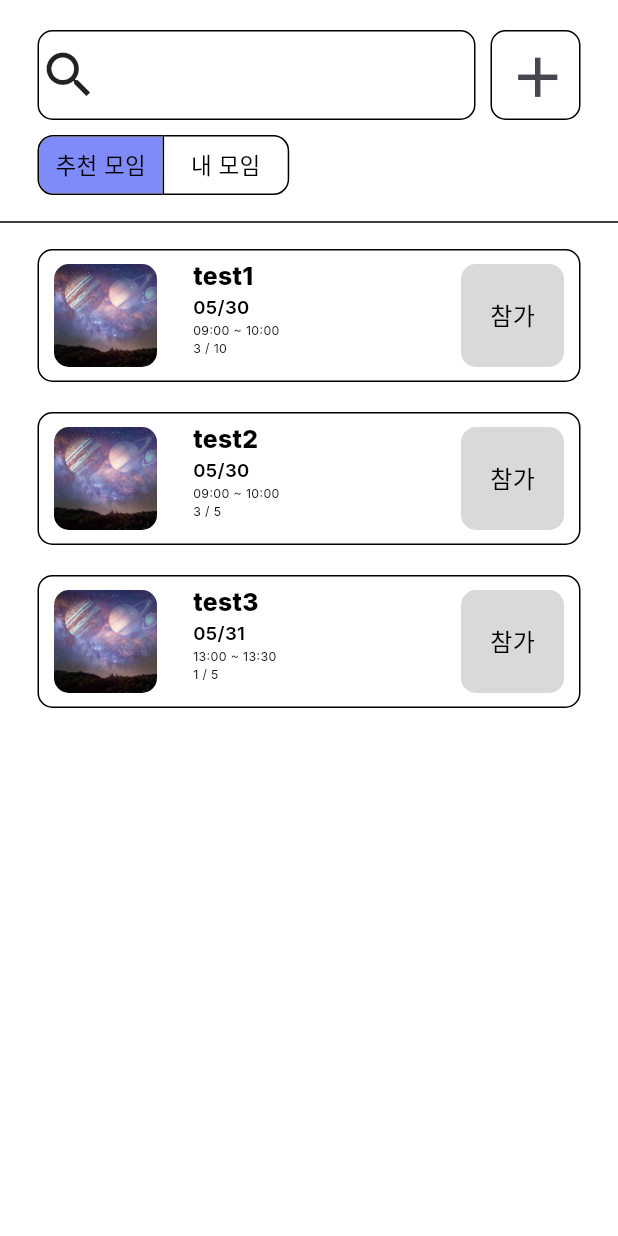
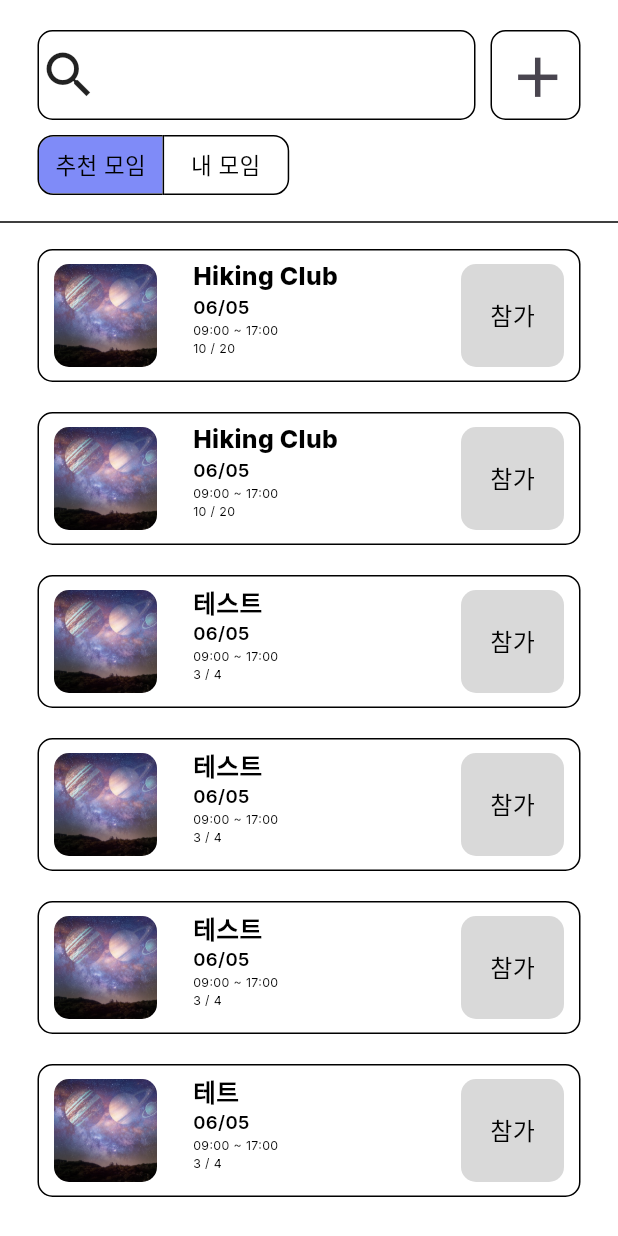
Before and after one commit to CSID-DGU/2024-01-CSC4004-03-TrueEducation, a Flutter app: the Post screen opened directly, on a phone screen of 412 x 824 dp. Run offline on Flutter 3.47's test engine with Material 3 defaults, Android fonts, the phone set to English and light mode, and no system bars; our stand-ins replace flutter_svg, fluttertoast, google_fonts.

```diff
--- a/project_Wouldyougonggang/lib/api/postapi.dart
+++ b/project_Wouldyougonggang/lib/api/postapi.dart
@@ -1,67 +1,182 @@
 import 'dart:convert';
 
+import 'package:flutter/cupertino.dart';
 import 'package:flutter_app/model/postmodel.dart';
 import 'package:http/http.dart' as http;
 
 String data = '''
-  {
-    "post":[{
-      "id": 0,
-      "img":"",
-      "name":"test1",
-      "max":10,
-      "current":3,
-      "start":"2024-05-30 09:00:00",
-      "end":"2024-05-30 10:00:00"
-    },{
-      "id": 1,
-      "img":"",
-      "name":"test2",
-      "gender":2,
-      "age":40,
-      "max":5,
-      "current":3,
-      "start":"2024-05-30 09:00:00",
-      "end":"2024-05-30 10:00:00"
-    },{
-      "id": 2,
-      "img":"",
-      "name":"test3",
-      "gender":1,
-      "age":30,
-      "max":5,
-      "current":1,
-      "start":"2024-05-31 13:00:00",
-      "end":"2024-05-31 13:30:00"
-    }]
-  }
+  [
+    {
+      "group_id": 1,
+      "group_img": null,
+      "group_name": "Hiking Club",
+      "min_age": 18,
+      "max_age": 45,
+      "group_gender": 1,
+      "min_num": 5,
+      "max_num": 20,
+      "current_num": 10,
+      "start_time": "2024-06-05T09:00:00",
+      "end_time": "2024-06-05T17:00:00",
+      "description": "A group for hiking enthusiasts.",
+      "flag": false
+    },
+    {
+      "group_id": 2,
+      "group_img": null,
+      "group_name": "Hiking Club",
+      "min_age": 18,
+      "max_age": 45,
+      "group_gender": 1,
+      "min_num": 5,
+      "max_num": 20,
+      "current_num": 10,
+      "start_time": "2024-06-05T09:00:00",
+      "end_time": "2024-06-05T17:00:00",
+      "description": "A group for hiking enthusiasts.",
+      "flag": false
+    },
+    {
+      "group_id": 3,
+      "group_img": null,
+      "group_name": "테스트",
+      "min_age": 0,
+      "max_age": 30,
+      "group_gender": 3,
+      "min_num": 2,
+      "max_num": 4,
+      "current_num": 3,
+      "start_time": "2024-06-05T09:00:00",
+      "end_time": "2024-06-05T17:00:00",
+      "description": "안녕하세요",
+      "flag": false
+    },
+    {
+      "group_id": 4,
+      "leader": 1,
+      "group_img": null,
+      "group_name": "테스트",
+      "min_age": 0,
+      "max_age": 30,
+      "group_gender": 3,
+      "min_num": 2,
+      "max_num": 4,
+      "current_num": 3,
+      "start_time": "2024-06-05T09:00:00",
+      "end_time": "2024-06-05T17:00:00",
+      "description": "안녕하세요",
+      "flag": false
+    },
+    {
+      "group_id": 5,
+      "leader": 1,
+      "group_img": null,
+      "group_name": "테스트",
+      "min_age": 0,
+      "max_age": 30,
+      "group_gender": 3,
+      "min_num": 2,
+      "max_num": 4,
+      "current_num": 3,
+      "start_time": "2024-06-05T09:00:00",
+      "end_time": "2024-06-05T17:00:00",
+      "description": "안녕하세요",
+      "flag": false
+    },
+    {
+      "group_id": 6,
+      "leader": 1,
+      "group_img": null,
+      "group_name": "테트",
+      "min_age": 0,
+      "max_age": 30,
+      "group_gender": 3,
+      "min_num": 2,
+      "max_num": 4,
+      "current_num": 3,
+      "start_time": "2024-06-05T09:00:00",
+      "end_time": "2024-06-05T17:00:00",
+      "description": "안녕하세요",
+      "flag": false
+    }
+  ]
   ''';
 
 String my = '''
-  {
-    "post":[{
-      "id": 3,
-      "img":"",
-      "name":"test11",
-      "start":"2024-05-30 09:00:00",
-      "end":"2024-05-30 10:00:00",
-      "state":0
-    },{
-      "id": 4,
-      "img":"",
-      "name":"test22",
-      "start":"2024-05-30 09:00:00",
-      "end":"2024-05-30 10:00:00",
-      "state":1
-    },{
-      "id": 5,
-      "img":"",
-      "name":"test33",
-      "start":"2024-05-31 13:00:00",
-      "end":"2024-05-31 13:30:00",
-      "state":2
-    }]
-  }
+{
+	"my_group": [
+		{
+			"group_id": 12,
+			"member": [],
+			"group_img": null,
+			"group_name": "예외 테스트1",
+			"min_age": 0,
+			"max_age": 30,
+			"group_gender": 3,
+			"min_num": 2,
+			"max_num": 4,
+			"current_num": 3,
+			"start_time": "2024-06-05T09:00:00",
+			"end_time": "2024-06-05T17:00:00",
+			"description": "안녕하세요",
+			"current_state": 1,
+			"flag": false,
+			"leader": 1
+		},
+		{
+			"group_id": 13,
+			"member": [
+				{
+					"id": 1,
+					"user": 16,
+					"state": 2,
+					"group": 13
+				}
+			],
+			"group_img": null,
+			"group_name": "예외 테스트2",
+			"min_age": 0,
+			"max_age": 30,
+			"group_gender": 3,
+			"min_num": 2,
+			"max_num": 4,
+			"current_num": 3,
+			"start_time": "2024-06-05T09:00:00",
+			"end_time": "2024-06-05T17:00:00",
+			"description": "안녕하세요",
+			"current_state": 1,
+			"flag": false,
+			"leader": 1
+		},
+		{
+			"group_id": 14,
+			"member": [
+				{
+					"id": 2,
+					"user": 16,
+					"state": 1,
+					"group": 14
+				}
+			],
+			"group_img": null,
+			"group_name": "예외 테스트3",
+			"min_age": 0,
+			"max_age": 30,
+			"group_gender": 3,
+			"min_num": 2,
+			"max_num": 4,
+			"current_num": 3,
+			"start_time": "2024-06-05T09:00:00",
+			"end_time": "2024-06-05T17:00:00",
+			"description": "안녕하세요",
+			"current_state": 1,
+			"flag": false,
+			"leader": 1
+		}
+	],
+	"join": [],
+	"wait": []
+}
   ''';
 
 Future<PostList> fetchPost() async {
@@ -73,7 +188,8 @@ Future<PostList> fetchPost() async {
   //   return PostList.fromJson(jsondata);
   // }
 
-    Map jsondata = jsonDecode(data);
+    List jsondata = jsonDecode(data);
+
     return PostList.parse(jsondata);
 
   // throw Exception(response.statusCode);
--- a/project_Wouldyougonggang/lib/model/postmodel.dart
+++ b/project_Wouldyougonggang/lib/model/postmodel.dart
@@ -8,13 +8,13 @@ class PostList {
     required this.posts
   });
 
-  factory PostList.parse(Map json) {
-    List list = json['post'];
+  factory PostList.parse(List json) {
+    List list = json;
 
     List<PostItem> result = [];
-    list.forEach((element) {
+    for (var element in list) {
       result.add(PostItem.parse(element));
-    });
+    }
 
     return PostList(
         posts: result
@@ -25,30 +25,51 @@ class PostList {
 }
 
 class PostItem {
-  final int id;
-  final String name;
-  final int max;
-  final int current;
-  final String start;
-  final String end;
+  final int groupId;
+  final String? groupImg;
+  final String groupName;
+  final int minAge;
+  final int maxAge;
+  final int groupGender;
+  final int minNum;
+  final int maxNum;
+  final int currentNum;
+  final String startTime;
+  final String endTime;
+  final String description;
+  final bool flag;
 
   PostItem({
-    required this.id,
-    required this.name,
-    required this.max,
-    required this.current,
-    required this.start,
-    required this.end,
+    required this.groupId,
+    this.groupImg,
+    required this.groupName,
+    required this.minAge,
+    required this.maxAge,
+    required this.groupGender,
+    required this.minNum,
+    required this.maxNum,
+    required this.currentNum,
+    required this.startTime,
+    required this.endTime,
+    required this.description,
+    required this.flag,
   });
 
   factory PostItem.parse(Map json) {
     return PostItem(
-      id: json['id'],
-      name: json['name'],
-      max: json['max'],
-      current: json['current'],
-      start: json['start'],
-      end: json['end'],
+      groupId: json['group_id'],
+      groupImg: json['group_img'],
+      groupName: json['group_name'],
+      minAge: json['min_age'],
+      maxAge: json['max_age'],
+      groupGender: json['group_gender'],
+      minNum: json['min_num'],
+      maxNum: json['max_num'],
+      currentNum: json['current_num'],
+      startTime: json['start_time'],
+      endTime: json['end_time'],
+      description: json['description'],
+      flag: json['flag'],
     );
   }
 }
--- a/project_Wouldyougonggang/lib/pages/post.dart
+++ b/project_Wouldyougonggang/lib/pages/post.dart
@@ -2,6 +2,7 @@ import 'dart:math';
 
 import 'package:flutter/cupertino.dart';
 import 'package:flutter/material.dart';
+import 'package:flutter/painting.dart';
 import 'package:flutter/widgets.dart';
 import 'package:flutter_app/model/postmodel.dart';
 import 'package:flutter_app/pages/detailedPost.dart';
@@ -185,13 +186,12 @@ class _PostState extends State<Post> {
     );
   }
 
-  Widget listviewItem(post) {
-    final String name = post.name.toString();
-    final List<String> start = post.start.toString().split(RegExp(r'[ \-\:]'));
-    final List<String> end = post.end.toString().split(RegExp(r'[ \-\:]'));
-    final int current = post.current.toInt();
-    final int max = post.max.toInt();
-    //final int state = post.state.toInt();
+  Widget listviewItem(PostItem post) {
+    final String name = post.groupName.toString();
+    final List<String> start = post.startTime.toString().split(RegExp(r'[ \-\:T]'));
+    final List<String> end = post.endTime.toString().split(RegExp(r'[ \-\:T]'));
+    final int current = post.currentNum.toInt();
+    final int max = post.maxNum.toInt();
 
     return Container(
       margin: const EdgeInsets.symmetric(vertical: 10, horizontal: 25),
@@ -199,8 +199,25 @@ class _PostState extends State<Post> {
         onTap: () {
           if(isRecomend){
             showModalBottomSheet(
-                context: context,
-                builder: (context) => DetailedPost()
+              context: context,
+              isScrollControlled: true,
+              builder: (context) => DetailedPost(
+                name,
+                post.minAge,
+                post.maxAge,
+                post.groupGender,
+                post.minNum,
+                max,
+                start,
+                end,
+                post.description
+              ),
+              shape: const RoundedRectangleBorder(
+                borderRadius: BorderRadius.only(
+                  topLeft: Radius.circular(30),
+                  topRight: Radius.circular(30)
+                )
+              )
             );
           }
           else{
```
Also changed, not shown: project_Wouldyougonggang/lib/pages/detailedPost.dart (+163 -135 lines).
